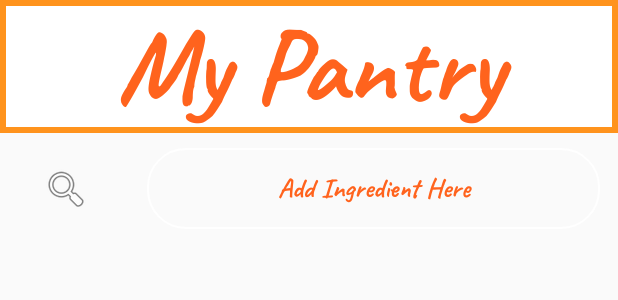
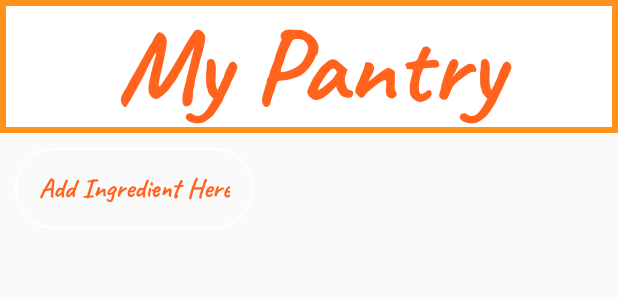
Before and after one commit to vineymar/CSE110_What_sSizzlin, an Android app: the layout fragment_pantry2.xml on its own in the app's theme, with its tools: preview values and no code run, on a phone screen of 412 x 824 dp. Shown: the top 300 px of the screen. Run offline under Robolectric (Android 15) with nearby library versions, the phone set to English and light mode, and no system bars; Roboto replaces fonts that are not available here.

Commit message:
http connected, set recycler view height to wrap content to allow suggestions to close on clicking outside window

```diff
--- a/app/src/main/res/layout/fragment_pantry2.xml
+++ b/app/src/main/res/layout/fragment_pantry2.xml
@@ -3,6 +3,7 @@
     xmlns:tools="http://schemas.android.com/tools"
     android:layout_width="match_parent"
     android:layout_height="match_parent"
+    android:theme="@style/ClickFocusableTheme"
     tools:context=".HomeFragment"
     android:layout_above="@+id/BottomNavigation">
 
@@ -51,20 +52,10 @@
                             android:layout_height="wrap_content"
                             android:orientation="horizontal">
 
-                            <ImageButton
-                                android:id="@+id/search_btn"
-                                style="?android:attr/borderlessButtonStyle"
-                                android:layout_width="0dp"
-                                android:layout_height="match_parent"
-                                android:layout_margin="0dp"
-                                android:layout_weight="1"
-
-                                android:padding="0dp"
-                                app:srcCompat="@android:drawable/ic_menu_search" />
 
                             <EditText
                                 android:id="@+id/tag_txt"
-                                android:layout_width="302dp"
+                                android:layout_width="match_parent"
                                 android:layout_height="wrap_content"
                                 android:layout_margin="10dp"
                                 android:background="@drawable/emailshape"
@@ -117,6 +108,7 @@
                         android:layout_below="@id/search_bar"
                         android:layout_marginLeft="120dp"
                         android:background="@android:color/white"
+                        android:focusableInTouchMode="false"
                         android:orientation="vertical"
                         android:visibility="invisible">
 
--- a/app/src/main/res/values/styles.xml
+++ b/app/src/main/res/values/styles.xml
@@ -9,6 +9,10 @@
         <item name="colorAccent">#FFFFFF</item>
         <item name="windowActionBar">true</item>
         <item name="windowNoTitle">true</item>
+    </style>
+    <style name="ClickFocusableTheme" parent="AppTheme">
+        <item name="android:clickable">true</item>
+        <item name="android:focusableInTouchMode">true</item>
     </style>
 
     <style name="AppTheme.NoActionBar">
```
Also changed, not shown: app/src/main/java/com/example/whatssizzlin/PantryFragment.java (+11 -4 lines), app/src/main/java/com/example/whatssizzlin/SearchFragment.java (+91 -20 lines), app/src/main/res/layout/fragment_search2.xml (+10 -6 lines).
